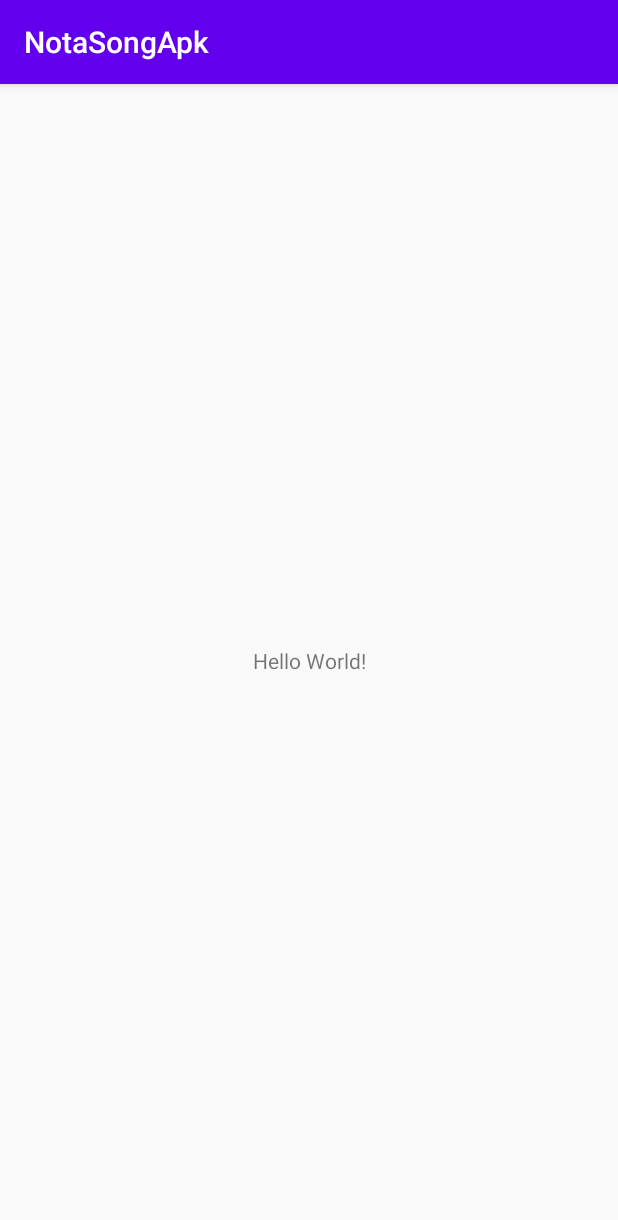
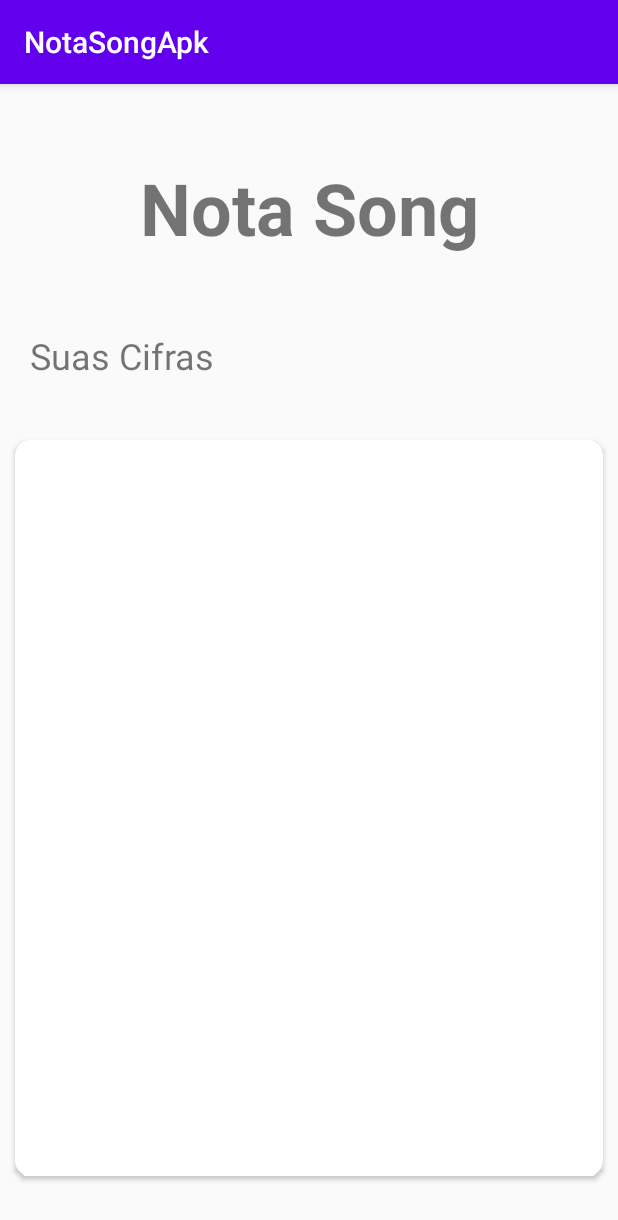
Before and after one commit to lecs01/NotaSongApk, an Android app: the screen it shows after launch (MainActivity), on a phone screen of 412 x 824 dp. Shown: the top 1220 px of the screen. Run offline under Robolectric (Android 15) with nearby library versions, the phone set to English and light mode, and no system bars.

Commit message:
layout inicial da tela de apresentação de cifras

```diff
--- a/app/build.gradle
+++ b/app/build.gradle
@@ -30,6 +30,8 @@ dependencies {
     implementation 'androidx.core:core-ktx:1.3.0'
     implementation 'androidx.appcompat:appcompat:1.1.0'
     implementation 'androidx.constraintlayout:constraintlayout:1.1.3'
+    implementation 'androidx.cardview:cardview:1.0.0'
+    implementation 'com.google.android.material:material:1.1.0'
     testImplementation 'junit:junit:4.12'
     androidTestImplementation 'androidx.test.ext:junit:1.1.1'
     androidTestImplementation 'androidx.test.espresso:espresso-core:3.2.0'
--- a/app/src/main/res/layout/activity_main.xml
+++ b/app/src/main/res/layout/activity_main.xml
@@ -1,18 +1,40 @@
 <?xml version="1.0" encoding="utf-8"?>
-<androidx.constraintlayout.widget.ConstraintLayout xmlns:android="http://schemas.android.com/apk/res/android"
+<LinearLayout xmlns:android="http://schemas.android.com/apk/res/android"
     xmlns:app="http://schemas.android.com/apk/res-auto"
     xmlns:tools="http://schemas.android.com/tools"
     android:layout_width="match_parent"
     android:layout_height="match_parent"
-    tools:context=".MainActivity">
+    tools:context=".MainActivity"
+    android:orientation="vertical">
+
 
     <TextView
-        android:layout_width="wrap_content"
+        android:id="@+id/textView"
+        android:layout_width="match_parent"
         android:layout_height="wrap_content"
-        android:text="Hello World!"
-        app:layout_constraintBottom_toBottomOf="parent"
-        app:layout_constraintLeft_toLeftOf="parent"
-        app:layout_constraintRight_toRightOf="parent"
-        app:layout_constraintTop_toTopOf="parent" />
+        android:paddingTop="50dp"
+        android:paddingBottom="30dp"
+        android:text="Nota Song"
+        android:textAlignment="center"
+        android:textSize="48sp"
+        android:textStyle="bold" />
 
-</androidx.constraintlayout.widget.ConstraintLayout>
+    <TextView
+        android:id="@+id/textView2"
+        android:layout_width="match_parent"
+        android:layout_height="wrap_content"
+        android:paddingLeft="20dp"
+        android:paddingTop="20dp"
+        android:paddingBottom="20dp"
+        android:text="Suas Cifras"
+        android:textSize="24sp" />
+
+    <androidx.cardview.widget.CardView
+        android:layout_width="match_parent"
+        android:layout_height="match_parent"
+        android:layout_marginLeft="10dp"
+        android:layout_marginTop="20dp"
+        android:layout_marginRight="10dp"
+        android:layout_marginBottom="40dp"
+        app:cardCornerRadius="10dp" />
+</LinearLayout>
```
Also changed, not shown: app/src/main/res/drawable/09.png (added), app/src/main/res/drawable/notaum.png (added).
